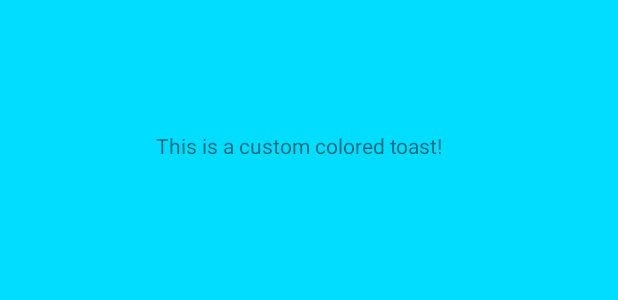
After one commit to CrystalAQuick/Custom-Toast, an Android app: the layout custom_toast_color.xml on its own in the app's theme, with its tools: preview values and no code run, on a phone screen of 412 x 824 dp. The commit adds this screen. Shown: the top 300 px of the screen. Run offline under Robolectric (Android 15) with nearby library versions, the phone set to English and light mode, and no system bars.

```diff
--- /dev/null
+++ b/app/src/main/res/drawable/rounded_corners_toast.xml
@@ -0,0 +1,4 @@
+<?xml version="1.0" encoding="utf-8"?>
+<selector xmlns:android="http://schemas.android.com/apk/res/android">
+
+</selector>
--- a/app/src/main/res/layout/activity_main.xml
+++ b/app/src/main/res/layout/activity_main.xml
@@ -9,7 +9,7 @@
     <TextView
         android:layout_width="wrap_content"
         android:layout_height="wrap_content"
-        android:text="Hello World!"
+        android:text="Crystal Quick"
         app:layout_constraintBottom_toBottomOf="parent"
         app:layout_constraintHorizontal_bias="0.077"
         app:layout_constraintLeft_toLeftOf="parent"
--- /dev/null
+++ b/app/src/main/res/layout/custom_toast_color.xml
@@ -0,0 +1,24 @@
+<?xml version="1.0" encoding="utf-8"?>
+<androidx.constraintlayout.widget.ConstraintLayout
+    xmlns:android="http://schemas.android.com/apk/res/android"
+    xmlns:app="http://schemas.android.com/apk/res-auto"
+    xmlns:tools="http://schemas.android.com/tools"
+    android:layout_width="match_parent"
+    android:layout_height="match_parent"
+    android:background="@android:color/holo_blue_bright"
+    android:id="@+id/custom_toast_color">
+
+    <TextView
+        android:id="@+id/text_custom_toast"
+        android:layout_width="266dp"
+        android:layout_height="54dp"
+        android:text="This is a custom colored toast!"
+        android:gravity="center"
+        app:layout_constraintBottom_toBottomOf="parent"
+        app:layout_constraintEnd_toEndOf="parent"
+        app:layout_constraintHorizontal_bias="0.457"
+        app:layout_constraintStart_toStartOf="parent"
+        app:layout_constraintTop_toTopOf="parent"
+        app:layout_constraintVertical_bias="0.091" />
+
+</androidx.constraintlayout.widget.ConstraintLayout>
```
Also changed, not shown: app/src/main/java/com/example/quickcustomtoastdemo/MainActivity.java (+19 -4 lines), app/src/main/res/layout/custom_toast_image.xml (added, +21 -0 lines), app/src/main/res/drawable/toast_boarder.png (added).
